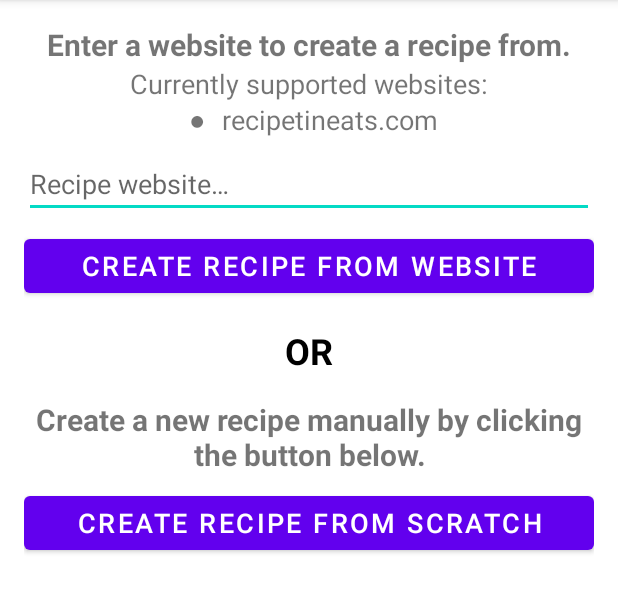
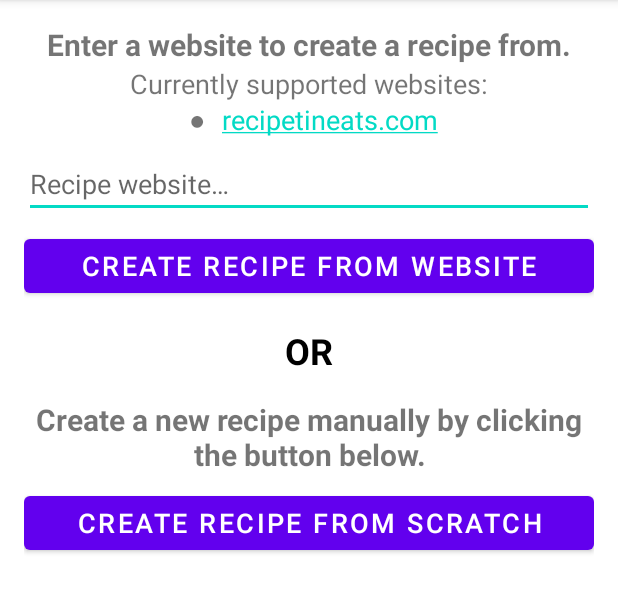
Before and after one commit to tschwenke7/shoppinglistapp2, an Android app: the fragment CreateRecipeFragment shown on its own in the app's theme, on a phone screen of 412 x 824 dp, the part 84-697 px from its top. Run offline under Robolectric (Android 15) with nearby library versions, the phone set to English and light mode, and no system bars; our stand-ins replace Room's generated code; 2 statements that could not run were skipped.

Commit message:
Supported recipes now hyperlink to those recipes

```diff
--- a/app/src/main/res/layout/fragment_create_recipe.xml
+++ b/app/src/main/res/layout/fragment_create_recipe.xml
@@ -37,7 +37,9 @@
                 android:layout_height="wrap_content"
                 android:text="@string/supported_recipes"
                 android:textAlignment="center"
-                android:textSize="18sp" />
+                android:textSize="18sp"
+                android:autoLink="web"
+                android:linksClickable="true"/>
 
             <EditText
                 android:id="@+id/edit_text_recipe_website"
```
